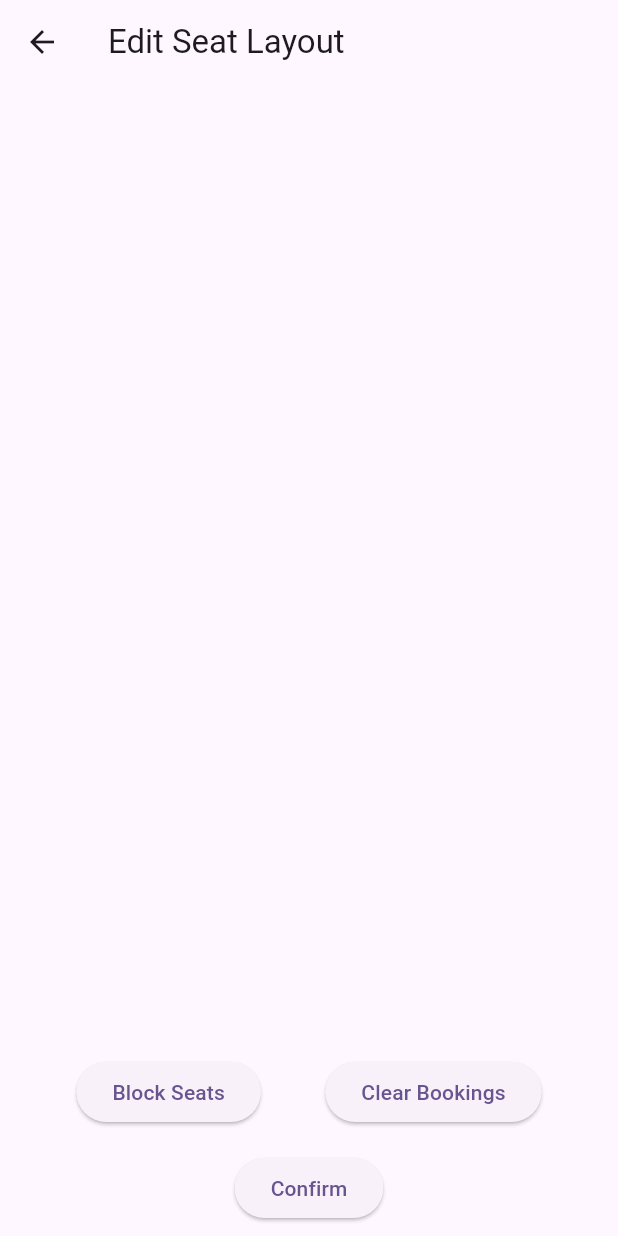
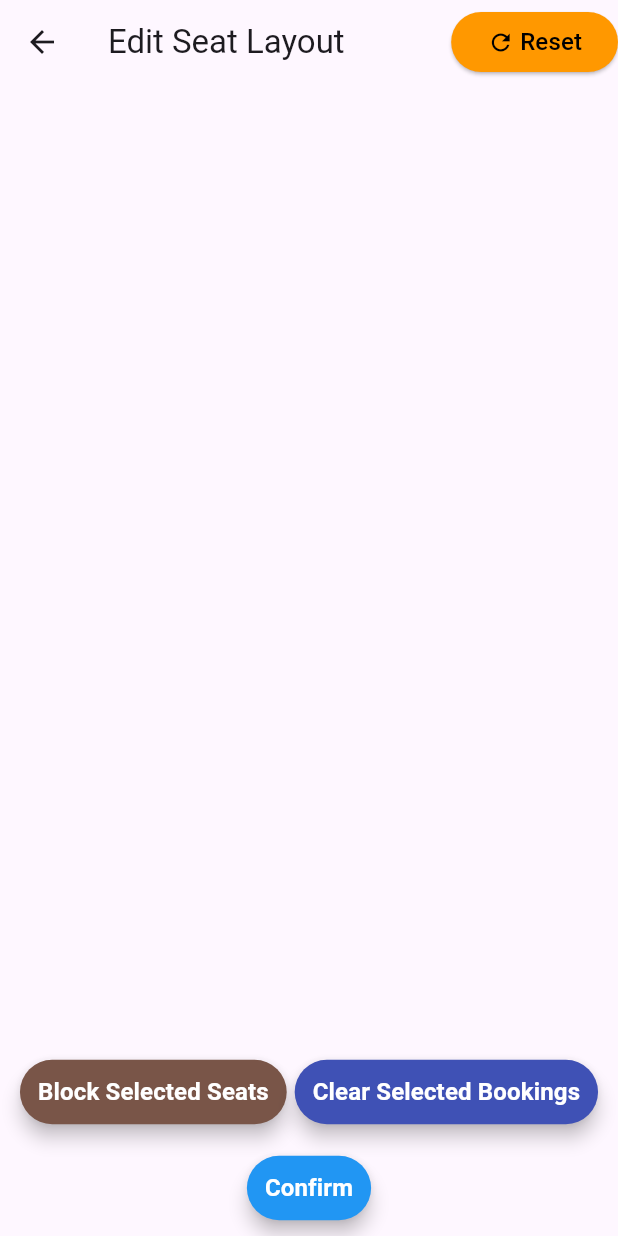
Before and after one commit to DahamAdikari/Bus-Tracking-App-, a Flutter app: the SeatLayoutPage screen opened directly with empty values, on a phone screen of 412 x 824 dp. Run offline on Flutter 3.47's test engine with Material 3 defaults, Android fonts, the light colour scheme and no system bars; our stand-ins replace cloud_firestore, firebase_auth, firebase_core, flutter_otp_text_field, get, google_maps_flutter and 3 more; missing offline and left inert: flutter_polyline_points; accounts and stored records are empty.

Commit message:
add reset bookings

```diff
--- a/lib/pages/Driver/editseats_driver.dart
+++ b/lib/pages/Driver/editseats_driver.dart
@@ -95,24 +95,59 @@ class _SeatLayoutPageState extends State<SeatLayoutPage> {
     });
   }
 
-  // Function to update seat status
+  // Function to update seat status (block or clear)
   void _updateSeatStatus(String newStatus) {
     List<dynamic> updatedSeatLayout = List.from(seatData!['seatLayout']);
+    bool hasInvalidSeats = false;
 
-    // Loop through selected seats and update their status
     for (int index in _selectedSeats) {
-      updatedSeatLayout[index]['status'] = newStatus;
+      String currentStatus = updatedSeatLayout[index]['status'];
+
+      if (newStatus == 'blocked' && currentStatus != 'available') {
+        // Show error if trying to block non-available seats
+        hasInvalidSeats = true;
+      } else if (newStatus == 'available' && currentStatus != 'booked') {
+        // Show error if trying to clear non-booked seats
+        hasInvalidSeats = true;
+      } else {
+        updatedSeatLayout[index]['status'] = newStatus;
+      }
+    }
+
+    if (hasInvalidSeats) {
+      ScaffoldMessenger.of(context).showSnackBar(
+        SnackBar(
+          content: Text('Invalid operation. Please select the correct seat type.'),
+          backgroundColor: Colors.red,
+          duration: Duration(seconds: 2),
+        ),
+      );
+    } else {
+      setState(() {
+        seatData!['seatLayout'] = updatedSeatLayout; // Update seat layout locally
+        _selectedSeats.clear(); // Clear selection after update
+      });
+    }
+  }
+
+  // Function to reset all booked and blocked seats to 'available'
+  void _resetSeats() {
+    List<dynamic> updatedSeatLayout = List.from(seatData!['seatLayout']);
+
+    for (int i = 0; i < updatedSeatLayout.length; i++) {
+      if (updatedSeatLayout[i]['status'] == 'booked' || updatedSeatLayout[i]['status'] == 'blocked') {
+        updatedSeatLayout[i]['status'] = 'available'; // Reset to 'available'
+      }
     }
 
     setState(() {
       seatData!['seatLayout'] = updatedSeatLayout; // Update local data
-      _selectedSeats.clear(); // Clear selection after update
+      _selectedSeats.clear(); // Clear selection
     });
   }
 
   // Function to confirm seat selection and pass data back
   void _confirmSeats() {
-    // Save updated seat data to Firestore
     FirebaseFirestore.instance
         .collection('driver')
         .doc(widget.userID)
@@ -130,6 +165,27 @@ class _SeatLayoutPageState extends State<SeatLayoutPage> {
     return Scaffold(
       appBar: AppBar(
         title: Text('Edit Seat Layout'),
+        actions: [
+          ElevatedButton(
+            onPressed: () {
+              _resetSeats(); // Call reset function on button press
+            },
+            style: ElevatedButton.styleFrom(
+              backgroundColor: Colors.orange,
+              foregroundColor: Colors.black,
+            ),
+            child: Row(
+              children: [
+                Icon(Icons.refresh, color: Colors.black), // Add reset icon
+                SizedBox(width: 4), // Space between icon and text
+                Text(
+                  'Reset',
+                  style: TextStyle(fontSize: 16), // Customize text style
+                ),
+              ],
+            ),
+          ),
+        ],
       ),
       body: _isLoading
           ? Center(child: CircularProgressIndicator()) // Loading spinner
@@ -203,19 +259,33 @@ class _SeatLayoutPageState extends State<SeatLayoutPage> {
       child: Row(
         mainAxisAlignment: MainAxisAlignment.spaceEvenly,
         children: [
-          ElevatedButton(
-            onPressed: () {
-              _updateSeatStatus('blocked'); // Block selected seats
-            },
-            child: Text('Block Seats'),
-          ),
-          ElevatedButton(
-            onPressed: () {
-              _updateSeatStatus('available'); // Clear bookings
-            },
-            child: Text('Clear Bookings'),
-          ),
+          _buildElevatedButton('Block Selected Seats', Colors.brown, () {
+            _updateSeatStatus('blocked'); // Block selected seats
+          }),
+          _buildElevatedButton('Clear Selected Bookings', Colors.indigo, () {
+            _updateSeatStatus('available'); // Clear bookings
+          }),
         ],
+      ),
+    );
+  }
+
+  // Function to build a styled elevated button
+  Widget _buildElevatedButton(String text, Color color, VoidCallback onPressed) {
+    return ElevatedButton(
+      onPressed: onPressed,
+      style: ElevatedButton.styleFrom(
+        backgroundColor: color, // Set the button color
+        foregroundColor: Colors.white, // Set the text color
+        padding: EdgeInsets.symmetric(horizontal: 12, vertical: 10), // Add padding
+        shape: RoundedRectangleBorder(
+          borderRadius: BorderRadius.circular(25), // Rounded corners
+        ),
+        elevation: 5, // Add elevation for shadow effect
+      ),
+      child: Text(
+        text,
+        style: TextStyle(fontSize: 16, fontWeight: FontWeight.bold), // Custom text style
       ),
     );
   }
@@ -224,10 +294,7 @@ class _SeatLayoutPageState extends State<SeatLayoutPage> {
   Widget _buildConfirmButton() {
     return Padding(
       padding: const EdgeInsets.all(8.0),
-      child: ElevatedButton(
-        onPressed: _confirmSeats, // Navigate back and pass seat data
-        child: Text('Confirm'),
-      ),
+      child: _buildElevatedButton('Confirm', Colors.blue, _confirmSeats), // Confirm button
     );
   }
 }
```
